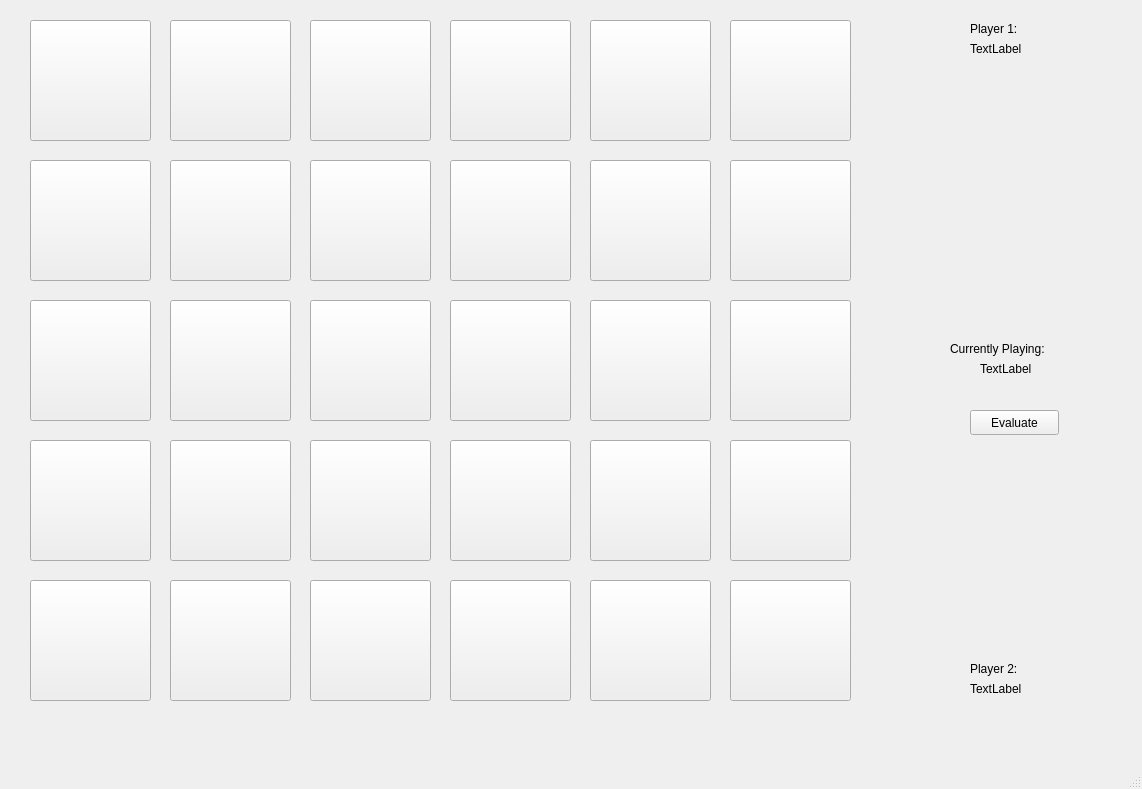
The window that mainwindow.ui (Alerodcas/ProjectMemoryGame) describes before a commit, drawn with Qt 5.
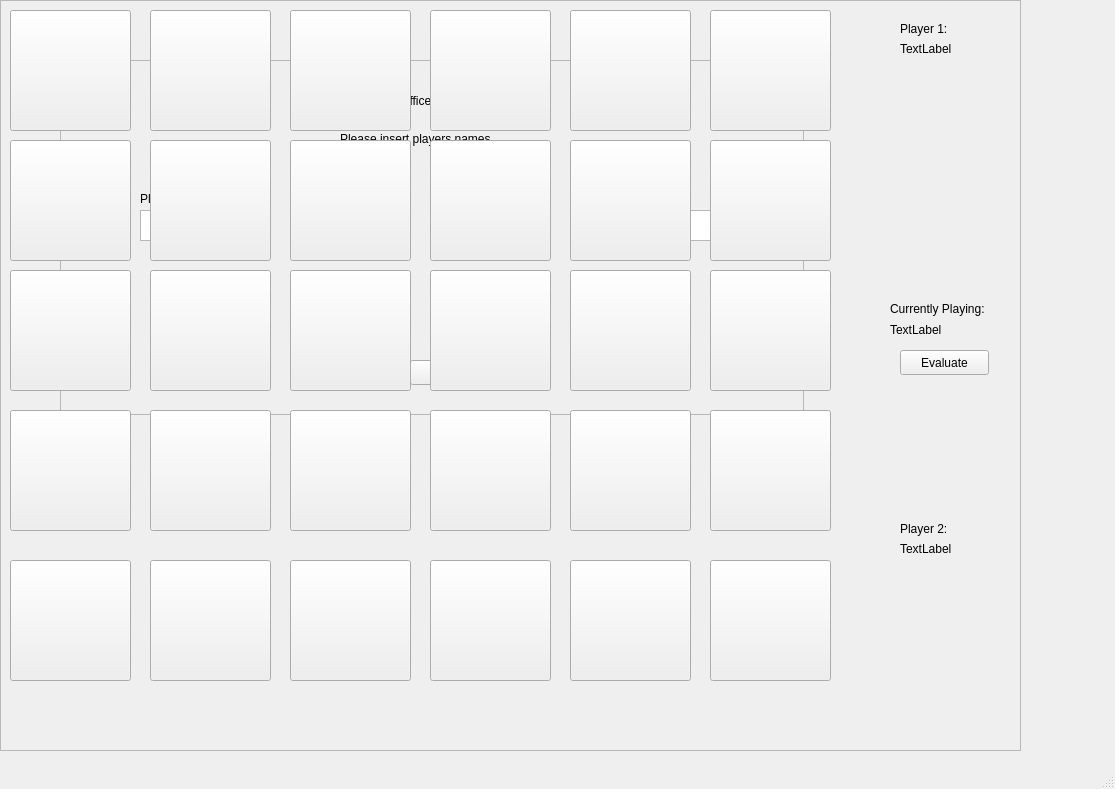
The same window after the commit.

```diff
--- a/mainwindow.ui
+++ b/mainwindow.ui
@@ -6,7 +6,7 @@
    <rect>
     <x>0</x>
     <y>0</y>
-    <width>1142</width>
+    <width>1115</width>
     <height>789</height>
    </rect>
   </property>
@@ -14,11 +14,26 @@
    <string>MainWindow</string>
   </property>
   <widget class="QWidget" name="centralwidget">
+   <widget class="QFrame" name="frame">
+    <property name="geometry">
+     <rect>
+      <x>0</x>
+      <y>0</y>
+      <width>1021</width>
+      <height>751</height>
+     </rect>
+    </property>
+    <property name="frameShape">
+     <enum>QFrame::StyledPanel</enum>
+    </property>
+    <property name="frameShadow">
+     <enum>QFrame::Raised</enum>
+    </property>
    <widget class="QPushButton" name="pushButton">
     <property name="geometry">
      <rect>
-      <x>30</x>
-      <y>20</y>
+       <x>10</x>
+       <y>10</y>
       <width>121</width>
       <height>121</height>
      </rect>
@@ -36,8 +51,8 @@
    <widget class="QPushButton" name="pushButton_2">
     <property name="geometry">
      <rect>
-      <x>170</x>
-      <y>20</y>
+       <x>150</x>
+       <y>10</y>
       <width>121</width>
       <height>121</height>
      </rect>
@@ -55,8 +70,8 @@
    <widget class="QPushButton" name="pushButton_3">
     <property name="geometry">
      <rect>
-      <x>310</x>
-      <y>20</y>
+       <x>290</x>
+       <y>10</y>
       <width>121</width>
       <height>121</height>
      </rect>
@@ -74,8 +89,8 @@
    <widget class="QPushButton" name="pushButton_4">
     <property name="geometry">
      <rect>
-      <x>450</x>
-      <y>20</y>
+       <x>430</x>
+       <y>10</y>
       <width>121</width>
       <height>121</height>
      </rect>
@@ -93,8 +108,8 @@
    <widget class="QPushButton" name="pushButton_5">
     <property name="geometry">
      <rect>
-      <x>590</x>
-      <y>20</y>
+       <x>570</x>
+       <y>10</y>
       <width>121</width>
       <height>121</height>
      </rect>
@@ -112,103 +127,8 @@
    <widget class="QPushButton" name="pushButton_6">
     <property name="geometry">
      <rect>
-      <x>730</x>
-      <y>20</y>
-      <width>121</width>
-      <height>121</height>
-     </rect>
-    </property>
-    <property name="text">
-     <string/>
-    </property>
-    <property name="iconSize">
-     <size>
-      <width>121</width>
-      <height>121</height>
-     </size>
-    </property>
-   </widget>
-   <widget class="QPushButton" name="pushButton_7">
-    <property name="geometry">
-     <rect>
-      <x>30</x>
-      <y>160</y>
-      <width>121</width>
-      <height>121</height>
-     </rect>
-    </property>
-    <property name="text">
-     <string/>
-    </property>
-    <property name="iconSize">
-     <size>
-      <width>121</width>
-      <height>121</height>
-     </size>
-    </property>
-   </widget>
-   <widget class="QPushButton" name="pushButton_8">
-    <property name="geometry">
-     <rect>
-      <x>170</x>
-      <y>160</y>
-      <width>121</width>
-      <height>121</height>
-     </rect>
-    </property>
-    <property name="text">
-     <string/>
-    </property>
-    <property name="iconSize">
-     <size>
-      <width>121</width>
-      <height>121</height>
-     </size>
-    </property>
-   </widget>
-   <widget class="QPushButton" name="pushButton_9">
-    <property name="geometry">
-     <rect>
-      <x>310</x>
-      <y>160</y>
-      <width>121</width>
-      <height>121</height>
-     </rect>
-    </property>
-    <property name="text">
-     <string/>
-    </property>
-    <property name="iconSize">
-     <size>
-      <width>121</width>
-      <height>121</height>
-     </size>
-    </property>
-   </widget>
-   <widget class="QPushButton" name="pushButton_10">
-    <property name="geometry">
-     <rect>
-      <x>450</x>
-      <y>160</y>
-      <width>121</width>
-      <height>121</height>
-     </rect>
-    </property>
-    <property name="text">
-     <string/>
-    </property>
-    <property name="iconSize">
-     <size>
-      <width>121</width>
-      <height>121</height>
-     </size>
-    </property>
-   </widget>
-   <widget class="QPushButton" name="pushButton_11">
-    <property name="geometry">
-     <rect>
-      <x>590</x>
-      <y>160</y>
+       <x>710</x>
+       <y>10</y>
       <width>121</width>
       <height>121</height>
      </rect>
@@ -226,8 +146,103 @@
    <widget class="QPushButton" name="pushButton_12">
     <property name="geometry">
      <rect>
-      <x>730</x>
-      <y>160</y>
+       <x>710</x>
+       <y>140</y>
+       <width>121</width>
+       <height>121</height>
+      </rect>
+     </property>
+     <property name="text">
+      <string/>
+     </property>
+     <property name="iconSize">
+      <size>
+       <width>121</width>
+       <height>121</height>
+      </size>
+     </property>
+    </widget>
+    <widget class="QPushButton" name="pushButton_11">
+     <property name="geometry">
+      <rect>
+       <x>570</x>
+       <y>140</y>
+       <width>121</width>
+       <height>121</height>
+      </rect>
+     </property>
+     <property name="text">
+      <string/>
+     </property>
+     <property name="iconSize">
+      <size>
+       <width>121</width>
+       <height>121</height>
+      </size>
+     </property>
+    </widget>
+    <widget class="QPushButton" name="pushButton_10">
+     <property name="geometry">
+      <rect>
+       <x>430</x>
+       <y>140</y>
+       <width>121</width>
+       <height>121</height>
+      </rect>
+     </property>
+     <property name="text">
+      <string/>
+     </property>
+     <property name="iconSize">
+      <size>
+       <width>121</width>
+       <height>121</height>
+      </size>
+     </property>
+    </widget>
+    <widget class="QPushButton" name="pushButton_9">
+     <property name="geometry">
+      <rect>
+       <x>290</x>
+       <y>140</y>
+       <width>121</width>
+       <height>121</height>
+      </rect>
+     </property>
+     <property name="text">
+      <string/>
+     </property>
+     <property name="iconSize">
+      <size>
+       <width>121</width>
+       <height>121</height>
+      </size>
+     </property>
+    </widget>
+    <widget class="QPushButton" name="pushButton_8">
+     <property name="geometry">
+      <rect>
+       <x>150</x>
+       <y>140</y>
+       <width>121</width>
+       <height>121</height>
+      </rect>
+     </property>
+     <property name="text">
+      <string/>
+     </property>
+     <property name="iconSize">
+      <size>
+       <width>121</width>
+       <height>121</height>
+      </size>
+     </property>
+    </widget>
+    <widget class="QPushButton" name="pushButton_7">
+     <property name="geometry">
+      <rect>
+       <x>10</x>
+       <y>140</y>
       <width>121</width>
       <height>121</height>
      </rect>
@@ -245,8 +260,8 @@
    <widget class="QPushButton" name="pushButton_13">
     <property name="geometry">
      <rect>
-      <x>30</x>
-      <y>300</y>
+       <x>10</x>
+       <y>270</y>
       <width>121</width>
       <height>121</height>
      </rect>
@@ -264,8 +279,8 @@
    <widget class="QPushButton" name="pushButton_14">
     <property name="geometry">
      <rect>
-      <x>170</x>
-      <y>300</y>
+       <x>150</x>
+       <y>270</y>
       <width>121</width>
       <height>121</height>
      </rect>
@@ -283,8 +298,8 @@
    <widget class="QPushButton" name="pushButton_15">
     <property name="geometry">
      <rect>
-      <x>310</x>
-      <y>300</y>
+       <x>290</x>
+       <y>270</y>
       <width>121</width>
       <height>121</height>
      </rect>
@@ -302,8 +317,8 @@
    <widget class="QPushButton" name="pushButton_16">
     <property name="geometry">
      <rect>
-      <x>450</x>
-      <y>300</y>
+       <x>430</x>
+       <y>270</y>
       <width>121</width>
       <height>121</height>
      </rect>
@@ -321,8 +336,8 @@
    <widget class="QPushButton" name="pushButton_17">
     <property name="geometry">
      <rect>
-      <x>590</x>
-      <y>300</y>
+       <x>570</x>
+       <y>270</y>
       <width>121</width>
       <height>121</height>
      </rect>
@@ -340,8 +355,8 @@
    <widget class="QPushButton" name="pushButton_18">
     <property name="geometry">
      <rect>
-      <x>730</x>
-      <y>300</y>
+       <x>710</x>
+       <y>270</y>
       <width>121</width>
       <height>121</height>
      </rect>
@@ -359,8 +374,8 @@
    <widget class="QPushButton" name="pushButton_19">
     <property name="geometry">
      <rect>
-      <x>30</x>
-      <y>440</y>
+       <x>10</x>
+       <y>410</y>
       <width>121</width>
       <height>121</height>
      </rect>
@@ -378,8 +393,8 @@
    <widget class="QPushButton" name="pushButton_20">
     <property name="geometry">
      <rect>
-      <x>170</x>
-      <y>440</y>
+       <x>150</x>
+       <y>410</y>
       <width>121</width>
       <height>121</height>
      </rect>
@@ -397,8 +412,8 @@
    <widget class="QPushButton" name="pushButton_21">
     <property name="geometry">
      <rect>
-      <x>310</x>
-      <y>440</y>
+       <x>290</x>
+       <y>410</y>
       <width>121</width>
       <height>121</height>
      </rect>
@@ -416,8 +431,8 @@
    <widget class="QPushButton" name="pushButton_22">
     <property name="geometry">
      <rect>
-      <x>450</x>
-      <y>440</y>
+       <x>430</x>
+       <y>410</y>
       <width>121</width>
       <height>121</height>
      </rect>
@@ -435,8 +450,8 @@
    <widget class="QPushButton" name="pushButton_23">
     <property name="geometry">
      <rect>
-      <x>590</x>
-      <y>440</y>
+       <x>570</x>
+       <y>410</y>
       <width>121</width>
       <height>121</height>
      </rect>
@@ -454,8 +469,8 @@
    <widget class="QPushButton" name="pushButton_24">
     <property name="geometry">
      <rect>
-      <x>730</x>
-      <y>440</y>
+       <x>710</x>
+       <y>410</y>
       <width>121</width>
       <height>121</height>
      </rect>
@@ -473,8 +488,8 @@
    <widget class="QPushButton" name="pushButton_25">
     <property name="geometry">
      <rect>
-      <x>30</x>
-      <y>580</y>
+       <x>10</x>
+       <y>560</y>
       <width>121</width>
       <height>121</height>
      </rect>
@@ -492,8 +507,8 @@
    <widget class="QPushButton" name="pushButton_26">
     <property name="geometry">
      <rect>
-      <x>170</x>
-      <y>580</y>
+       <x>150</x>
+       <y>560</y>
       <width>121</width>
       <height>121</height>
      </rect>
@@ -511,8 +526,8 @@
    <widget class="QPushButton" name="pushButton_27">
     <property name="geometry">
      <rect>
-      <x>310</x>
-      <y>580</y>
+       <x>290</x>
+       <y>560</y>
       <width>121</width>
       <height>121</height>
      </rect>
@@ -530,8 +545,8 @@
    <widget class="QPushButton" name="pushButton_28">
     <property name="geometry">
      <rect>
-      <x>450</x>
-      <y>580</y>
+       <x>430</x>
+       <y>560</y>
       <width>121</width>
       <height>121</height>
      </rect>
@@ -549,8 +564,8 @@
    <widget class="QPushButton" name="pushButton_29">
     <property name="geometry">
      <rect>
-      <x>590</x>
-      <y>580</y>
+       <x>570</x>
+       <y>560</y>
       <width>121</width>
       <height>121</height>
      </rect>
@@ -568,8 +583,8 @@
    <widget class="QPushButton" name="pushButton_30">
     <property name="geometry">
      <rect>
-      <x>730</x>
-      <y>580</y>
+       <x>710</x>
+       <y>560</y>
       <width>121</width>
       <height>121</height>
      </rect>
@@ -584,50 +599,11 @@
      </size>
     </property>
    </widget>
-   <widget class="QPushButton" name="pushButton_31">
-    <property name="geometry">
-     <rect>
-      <x>970</x>
-      <y>410</y>
-      <width>89</width>
-      <height>25</height>
-     </rect>
-    </property>
-    <property name="text">
-     <string>Evaluate</string>
-    </property>
-   </widget>
-   <widget class="QLabel" name="label">
-    <property name="geometry">
-     <rect>
-      <x>970</x>
-      <y>20</y>
-      <width>67</width>
-      <height>17</height>
-     </rect>
-    </property>
-    <property name="text">
-     <string>Player 1:</string>
-    </property>
-   </widget>
-   <widget class="QLabel" name="label_2">
-    <property name="geometry">
-     <rect>
-      <x>970</x>
-      <y>40</y>
-      <width>67</width>
-      <height>17</height>
-     </rect>
-    </property>
-    <property name="text">
-     <string>TextLabel</string>
-    </property>
-   </widget>
    <widget class="QLabel" name="label_3">
     <property name="geometry">
      <rect>
-      <x>970</x>
-      <y>660</y>
+       <x>900</x>
+       <y>520</y>
       <width>67</width>
       <height>17</height>
      </rect>
@@ -639,8 +615,8 @@
    <widget class="QLabel" name="label_4">
     <property name="geometry">
      <rect>
-      <x>970</x>
-      <y>680</y>
+       <x>900</x>
+       <y>540</y>
       <width>67</width>
       <height>17</height>
      </rect>
@@ -649,11 +625,37 @@
      <string>TextLabel</string>
     </property>
    </widget>
+    <widget class="QPushButton" name="pushButton_31">
+     <property name="geometry">
+      <rect>
+       <x>900</x>
+       <y>350</y>
+       <width>89</width>
+       <height>25</height>
+      </rect>
+     </property>
+     <property name="text">
+      <string>Evaluate</string>
+     </property>
+    </widget>
+    <widget class="QLabel" name="label_6">
+     <property name="geometry">
+      <rect>
+       <x>890</x>
+       <y>320</y>
+       <width>121</width>
+       <height>20</height>
+      </rect>
+     </property>
+     <property name="text">
+      <string>TextLabel</string>
+     </property>
+    </widget>
    <widget class="QLabel" name="label_5">
     <property name="geometry">
      <rect>
-      <x>950</x>
-      <y>340</y>
+       <x>890</x>
+       <y>300</y>
       <width>121</width>
       <height>17</height>
      </rect>
@@ -662,11 +664,11 @@
      <string>Currently Playing:</string>
     </property>
    </widget>
-   <widget class="QLabel" name="label_6">
+    <widget class="QLabel" name="label_2">
     <property name="geometry">
      <rect>
-      <x>980</x>
-      <y>360</y>
+       <x>900</x>
+       <y>40</y>
       <width>67</width>
       <height>17</height>
      </rect>
@@ -675,6 +677,123 @@
      <string>TextLabel</string>
     </property>
    </widget>
+    <widget class="QLabel" name="label">
+     <property name="geometry">
+      <rect>
+       <x>900</x>
+       <y>20</y>
+       <width>67</width>
+       <height>17</height>
+      </rect>
+     </property>
+     <property name="text">
+      <string>Player 1:</string>
+     </property>
+    </widget>
+   </widget>
+   <widget class="QFrame" name="frame_2">
+    <property name="geometry">
+     <rect>
+      <x>60</x>
+      <y>60</y>
+      <width>744</width>
+      <height>355</height>
+     </rect>
+    </property>
+    <property name="frameShape">
+     <enum>QFrame::StyledPanel</enum>
+    </property>
+    <property name="frameShadow">
+     <enum>QFrame::Raised</enum>
+    </property>
+    <widget class="QLabel" name="label_7">
+     <property name="geometry">
+      <rect>
+       <x>250</x>
+       <y>30</y>
+       <width>271</width>
+       <height>21</height>
+      </rect>
+     </property>
+     <property name="text">
+      <string>Welcome to The Office Memory Game</string>
+     </property>
+    </widget>
+    <widget class="QLabel" name="label_8">
+     <property name="geometry">
+      <rect>
+       <x>80</x>
+       <y>130</y>
+       <width>67</width>
+       <height>17</height>
+      </rect>
+     </property>
+     <property name="text">
+      <string>Player 1:</string>
+     </property>
+    </widget>
+    <widget class="QLabel" name="label_9">
+     <property name="geometry">
+      <rect>
+       <x>560</x>
+       <y>130</y>
+       <width>67</width>
+       <height>17</height>
+      </rect>
+     </property>
+     <property name="text">
+      <string>Player 2:</string>
+     </property>
+    </widget>
+    <widget class="QPlainTextEdit" name="plainTextEdit">
+     <property name="geometry">
+      <rect>
+       <x>80</x>
+       <y>150</y>
+       <width>104</width>
+       <height>31</height>
+      </rect>
+     </property>
+    </widget>
+    <widget class="QPlainTextEdit" name="plainTextEdit_2">
+     <property name="geometry">
+      <rect>
+       <x>560</x>
+       <y>150</y>
+       <width>104</width>
+       <height>31</height>
+      </rect>
+     </property>
+    </widget>
+    <widget class="QPushButton" name="pushButton_32">
+     <property name="geometry">
+      <rect>
+       <x>350</x>
+       <y>300</y>
+       <width>89</width>
+       <height>25</height>
+      </rect>
+     </property>
+     <property name="text">
+      <string>PLAY!</string>
+     </property>
+    </widget>
+    <widget class="QLabel" name="label_10">
+     <property name="geometry">
+      <rect>
+       <x>280</x>
+       <y>70</y>
+       <width>191</width>
+       <height>17</height>
+      </rect>
+     </property>
+     <property name="text">
+      <string>Please insert players names</string>
+     </property>
+    </widget>
+   </widget>
+   <zorder>frame_2</zorder>
+   <zorder>frame</zorder>
   </widget>
   <widget class="QMenuBar" name="menubar">
    <property name="geometry">
```
Left out of the diff: 2 changed lines with no effect on the pictures. Lines whose indentation alone changed are shown as unchanged.
